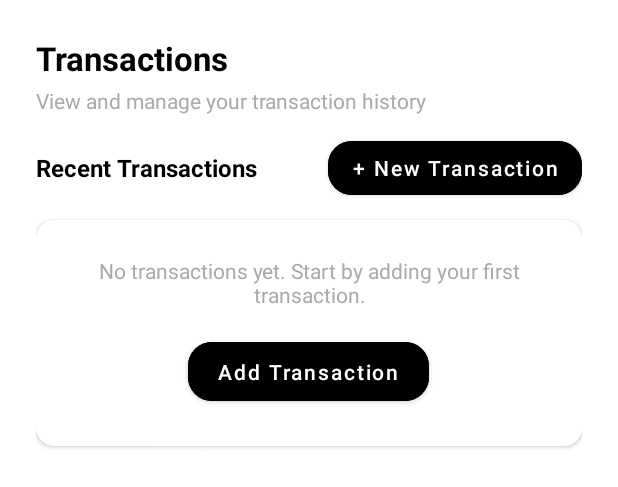
After one commit to prajwal088/daily-expenses-02, an Android app: the layout fragment_transaction.xml on its own in the app's theme, with its tools: preview values and no code run, on a phone screen of 412 x 824 dp. The commit adds this screen. Shown: the top 487 px of the screen. Run offline under Robolectric (Android 15) with nearby library versions, the phone set to English and light mode, and no system bars.

Commit message:
Updated some files, bugs fixes.

```diff
--- /dev/null
+++ b/app/src/main/res/layout/fragment_transaction.xml
@@ -0,0 +1,119 @@
+<?xml version="1.0" encoding="utf-8"?>
+<androidx.constraintlayout.widget.ConstraintLayout
+    xmlns:android="http://schemas.android.com/apk/res/android"
+    xmlns:app="http://schemas.android.com/apk/res-auto"
+    android:layout_width="match_parent"
+    android:layout_height="match_parent"
+    android:padding="24dp"
+    android:background="@android:color/white">
+
+    <!-- Main Title -->
+    <TextView
+        android:id="@+id/title"
+        android:layout_width="0dp"
+        android:layout_height="wrap_content"
+        android:text="@string/transactions"
+        android:textSize="22sp"
+        android:textStyle="bold"
+        android:textColor="@android:color/black"
+        app:layout_constraintTop_toTopOf="parent"
+        app:layout_constraintStart_toStartOf="parent"
+        app:layout_constraintEnd_toEndOf="parent"/>
+
+    <!-- Subheading -->
+    <TextView
+        android:id="@+id/subtitle"
+        android:layout_width="0dp"
+        android:layout_height="wrap_content"
+        android:text="@string/view_and_manage_your_transaction_history"
+        android:textSize="14sp"
+        android:textColor="@android:color/darker_gray"
+        android:layout_marginTop="4dp"
+        app:layout_constraintTop_toBottomOf="@id/title"
+        app:layout_constraintStart_toStartOf="parent"
+        app:layout_constraintEnd_toEndOf="parent"/>
+
+    <!-- Recent Transactions Label -->
+    <TextView
+        android:id="@+id/recent_title"
+        android:layout_width="wrap_content"
+        android:layout_height="wrap_content"
+        android:text="@string/recent_transactions"
+        android:textSize="16sp"
+        android:textStyle="bold"
+        android:textColor="@android:color/black"
+        android:layout_marginTop="24dp"
+        app:layout_constraintTop_toBottomOf="@id/subtitle"
+        app:layout_constraintStart_toStartOf="parent" />
+
+    <!-- New Transaction Button -->
+    <Button
+        android:id="@+id/btn_new_transaction"
+        android:layout_width="wrap_content"
+        android:layout_height="wrap_content"
+        android:text="@string/new_transaction"
+        android:textAllCaps="false"
+        android:backgroundTint="@android:color/black"
+        android:textColor="@android:color/white"
+        android:paddingHorizontal="16dp"
+        android:paddingVertical="8dp"
+        app:cornerRadius="16dp"
+        app:layout_constraintTop_toTopOf="@id/recent_title"
+        app:layout_constraintBottom_toBottomOf="@id/recent_title"
+        app:layout_constraintEnd_toEndOf="parent" />
+
+    <!-- Card Container for Empty State -->
+    <androidx.cardview.widget.CardView
+        android:id="@+id/empty_state_card"
+        android:layout_width="0dp"
+        android:layout_height="wrap_content"
+        android:layout_marginTop="24dp"
+        app:cardElevation="2dp"
+        app:cardCornerRadius="12dp"
+        app:layout_constraintTop_toBottomOf="@id/recent_title"
+        app:layout_constraintStart_toStartOf="parent"
+        app:layout_constraintEnd_toEndOf="parent">
+
+        <LinearLayout
+            android:layout_width="match_parent"
+            android:layout_height="wrap_content"
+            android:orientation="vertical"
+            android:gravity="center"
+            android:padding="24dp">
+
+            <TextView
+                android:id="@+id/empty_message"
+                android:layout_width="wrap_content"
+                android:layout_height="wrap_content"
+                android:text="@string/no_transactions_yet_start_by_adding_your_first_transaction"
+                android:textAlignment="center"
+                android:textColor="@android:color/darker_gray"
+                android:textSize="14sp"
+                android:gravity="center"/>
+
+            <Button
+                android:id="@+id/btn_add_transaction"
+                android:layout_width="wrap_content"
+                android:layout_height="wrap_content"
+                android:text="@string/add_transaction"
+                android:textAllCaps="false"
+                android:layout_marginTop="16dp"
+                android:backgroundTint="@android:color/black"
+                android:textColor="@android:color/white"
+                android:paddingHorizontal="20dp"
+                android:paddingVertical="10dp"
+                app:cornerRadius="16dp" />
+        </LinearLayout>
+    </androidx.cardview.widget.CardView>
+
+    <!-- RecyclerView for displaying transactions -->
+    <androidx.recyclerview.widget.RecyclerView
+        android:id="@+id/rv_transactions"
+        android:layout_width="0dp"
+        android:layout_height="0dp"
+        android:layout_marginTop="24dp"
+        app:layout_constraintTop_toBottomOf="@id/recent_title"
+        app:layout_constraintStart_toStartOf="parent"
+        app:layout_constraintEnd_toEndOf="parent"
+        app:layout_constraintBottom_toBottomOf="parent" />
+</androidx.constraintlayout.widget.ConstraintLayout>
--- a/app/src/main/res/values/strings.xml
+++ b/app/src/main/res/values/strings.xml
@@ -35,6 +35,18 @@
 
     <!-- Accounts -->
     <string name="initial_balance">Initial Balance</string>
+    <string name="cancel">Cancel</string>
+
+    <!-- Transactions -->
+    <string name="view_and_manage_your_transaction_history">View and manage your transaction history</string>
+    <string name="recent_transactions">Recent Transactions</string>
+    <string name="new_transaction">+ New Transaction</string>
+    <string name="no_transactions_yet_start_by_adding_your_first_transaction">No transactions yet. Start by adding your first transaction.</string>
+    <string name="add_transaction">Add Transaction</string>
+    <string name="amount">Amount</string>
+    <string name="description">Description</string>
+    <string name="date">Date</string>
+    <string name="type">Type</string>
 
 
 </resources>
```
Also changed, not shown: app/src/main/java/com/prajwaldarekar/dailyexpenses02/activities/MainActivity.java (+29 -39 lines), app/src/main/java/com/prajwaldarekar/dailyexpenses02/fragments/DashboardFragment.java (+13 -8 lines).
